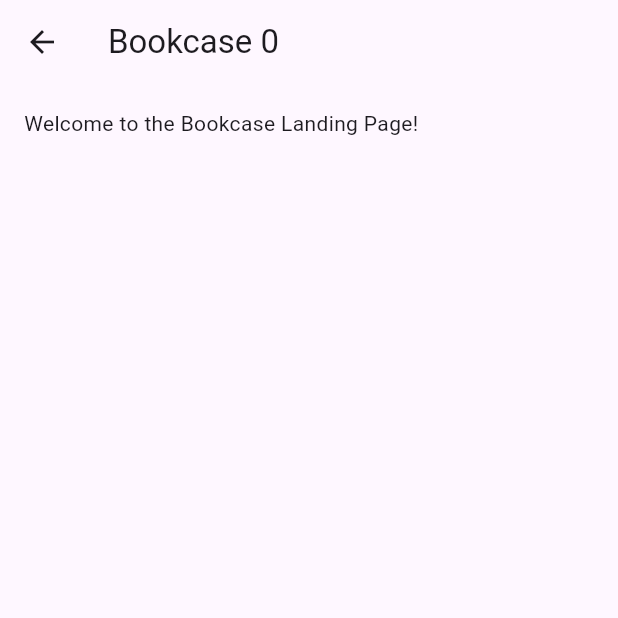
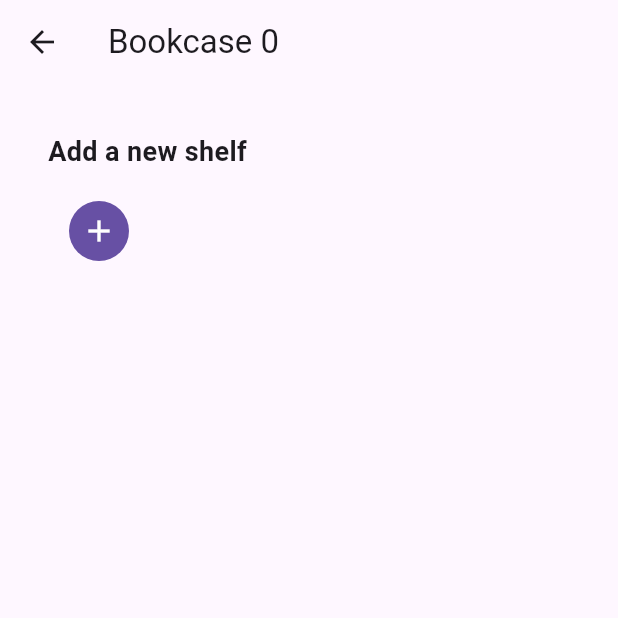
Before and after one commit to gate-crash/book-depot, a Flutter app: the BookcaseLandingPage screen opened directly with empty values, on a phone screen of 412 x 824 dp, the top half of it. Run offline on Flutter 3.47's test engine with Material 3 defaults, Android fonts, the phone set to English and light mode, and no system bars; network calls fail.

Commit message:
testing shelf adding

```diff
--- a/bookdepot-client/lib/bookcase_landing.dart
+++ b/bookdepot-client/lib/bookcase_landing.dart
@@ -1,6 +1,7 @@
 import 'package:flutter/material.dart';
 
 import 'package:bookdepot_client/dataModels/bookcase.dart';
+import 'package:bookdepot_client/dataModels/shelf_add_widget.dart';
 
 class BookcaseLandingPage extends StatelessWidget {
   const BookcaseLandingPage({super.key, required Bookcase bookcase}) : this.bookcase = bookcase;
@@ -19,13 +20,14 @@ class BookcaseLandingPage extends StatelessWidget {
   return Scaffold(
       appBar: AppBar(title: Text(title)),
       body: Column(
+        crossAxisAlignment: CrossAxisAlignment.start,
         children: [
-          const Padding(
-            padding: EdgeInsets.all(16.0),
-            child: Text('Welcome to the Bookcase Landing Page!')
+          Padding(
+            padding: const EdgeInsets.all(16.0),
+            child: ShelfAdd(bookcaseId: bookcase.id!),
           ),
         ],
       ),
-  );
+    );
   }
 }
--- /dev/null
+++ b/bookdepot-client/lib/dataModels/shelf_add_widget.dart
@@ -0,0 +1,57 @@
+import 'package:flutter/material.dart';
+import 'package:bookdepot_client/api/server_api_service.dart';
+
+class ShelfAdd extends StatefulWidget {
+  // Removed the unused 'bookcase' map parameter for cleaner embedding
+  final String bookcaseId;
+
+  // 2. Add it to the constructor as a required parameter
+  const ShelfAdd({super.key, required this.bookcaseId});
+
+
+  @override
+  State<ShelfAdd> createState() => _ShelfAddState();
+}
+
+class _ShelfAddState extends State<ShelfAdd> {
+  final TextEditingController _bookCaseNameInput = TextEditingController();
+
+  @override
+  void dispose() {
+    _bookCaseNameInput.dispose();
+    super.dispose();
+  }
+
+  @override
+  Widget build(BuildContext context) {
+    // Return a Column directly, omitting the Scaffold and AppBar
+    return Column(
+      crossAxisAlignment: CrossAxisAlignment.start,
+      children: [
+        const Padding(
+          padding: EdgeInsets.all(16.0),
+          child: Text(
+            'Add a new shelf',
+            style: TextStyle(fontSize: 18, fontWeight: FontWeight.bold),
+          ),
+        ),
+        Padding(
+          padding: const EdgeInsets.symmetric(horizontal: 16.0),
+          child: Row(
+            children: [
+              const SizedBox(width: 10),
+              IconButton.filled(
+                icon: const Icon(Icons.add),
+                onPressed: () async {
+                  final api = ServerApiPost();
+                  final response1 = await api('/shelf/add', {'case_id': widget.bookcaseId,
+                  });
+                },
+              ),
+            ],
+          ),
+        ),
+      ],
+    );
+  }
+}
```
